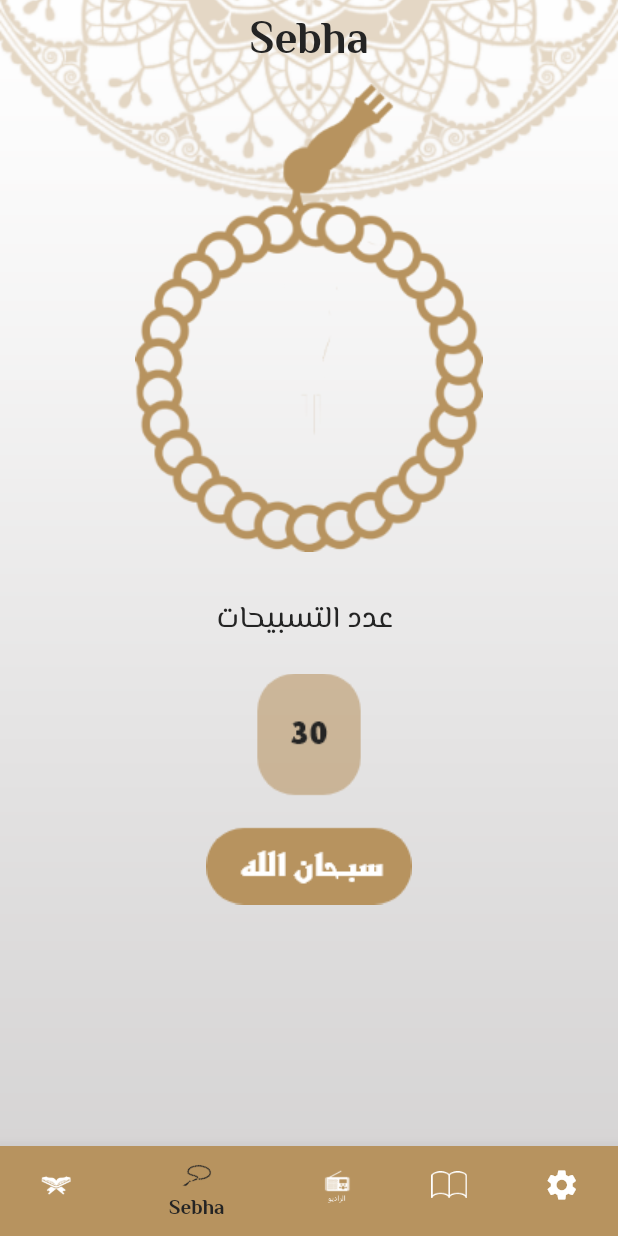
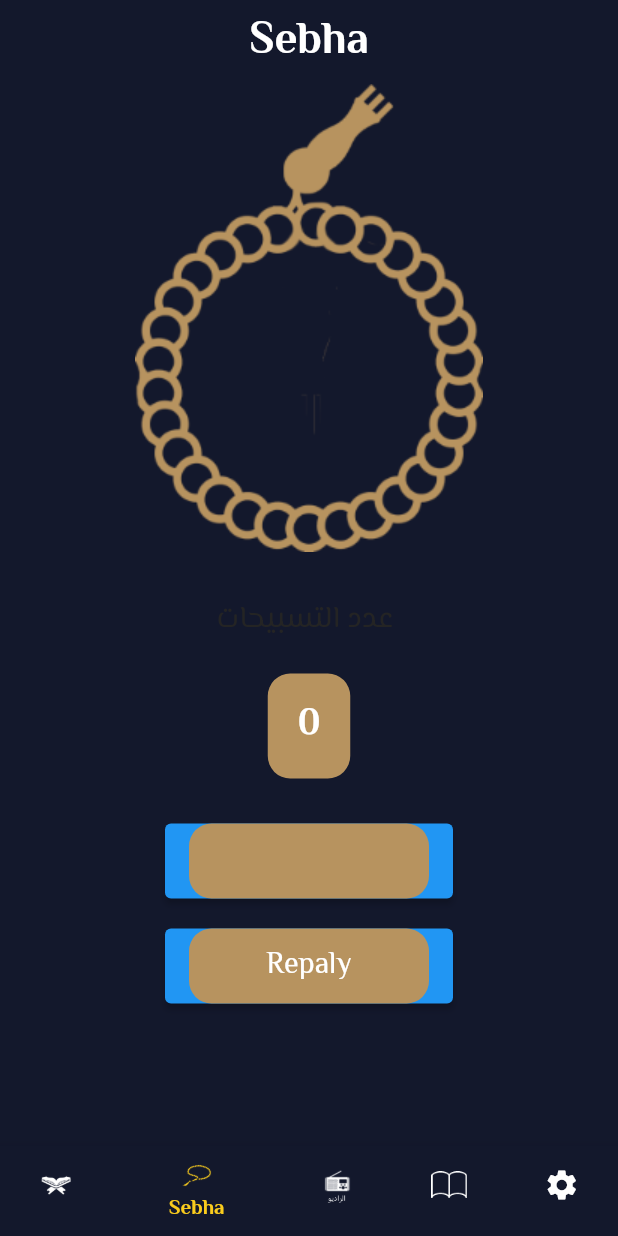
Before and after one commit to osamaromeh10/islamiapp, a Flutter app: the screen it shows after launch, item 2 of the bottom bar chosen, on a phone screen of 412 x 824 dp. Run offline on Flutter 3.47's test engine with Material 2 defaults, Android fonts, the phone set to English and light mode, and no system bars; our stand-ins replace google_fonts.

Commit message:
add dark theme and enable this

```diff
--- a/lib/home.dart
+++ b/lib/home.dart
@@ -5,7 +5,6 @@ import 'package:islami_app/tabs/quarn_tab.dart';
 import 'package:islami_app/tabs/radio_tab.dart';
 import 'package:islami_app/tabs/sebha_tab.dart';
 import 'package:islami_app/tabs/settings_tab.dart';
-
 
 class HomeScreen extends StatefulWidget {
   static const String routeName = " Home Screen";
@@ -17,16 +16,14 @@ class HomeScreen extends StatefulWidget {
 }
 
 class _HomeScreenState extends State<HomeScreen> {
-  List<String>titles=[
+  List<String> titles = [
     "Quarn",
     "Sebha",
     "Radio",
     "Ahadeth",
     "Settings",
-
-
   ];
-  int index=0;
+  int index = 0;
 
   @override
   Widget build(BuildContext context) {
@@ -39,34 +36,48 @@ class _HomeScreenState extends State<HomeScreen> {
       ),
       Scaffold(
         appBar: AppBar(
-          title: Text(titles[index], style: Theme.of(context).textTheme.bodyLarge),
+          title:
+              Text(titles[index], style: Theme.of(context).textTheme.bodyLarge),
         ),
-
         body: tabs[index],
         bottomNavigationBar: BottomNavigationBar(
           currentIndex: index,
           onTap: (value) {
-            index=value;
-            setState(() {
-
-            });
-
+            index = value;
+            setState(() {});
           },
-
           items: [
-            BottomNavigationBarItem(icon:ImageIcon(AssetImage("assets/images/quran.png")) ,label: "Quarn",backgroundColor: MyThemeData.PrimaryColor),
-            BottomNavigationBarItem(icon:ImageIcon(AssetImage("assets/images/sebha.png")),label: "Sebha",backgroundColor: MyThemeData.PrimaryColor),
-            BottomNavigationBarItem(icon:ImageIcon(AssetImage("assets/images/radio.png")),label: "Radio",backgroundColor: MyThemeData.PrimaryColor),
-            BottomNavigationBarItem(icon:ImageIcon(AssetImage("assets/images/ahadeth.png")),label: "Ahadeth",backgroundColor: MyThemeData.PrimaryColor),
-            BottomNavigationBarItem(icon:Icon(Icons.settings),label: "Settings",backgroundColor: MyThemeData.PrimaryColor),
+            BottomNavigationBarItem(
+                icon: ImageIcon(AssetImage("assets/images/quran.png")),
+                label: "Quarn",
+                backgroundColor: MyThemeData.PrimaryColorDark),
+            BottomNavigationBarItem(
+                icon: ImageIcon(AssetImage("assets/images/sebha.png")),
+                label: "Sebha",
+                backgroundColor: MyThemeData.PrimaryColorDark),
+            BottomNavigationBarItem(
+                icon: ImageIcon(AssetImage("assets/images/radio.png")),
+                label: "Radio",
+                backgroundColor: MyThemeData.PrimaryColorDark),
+            BottomNavigationBarItem(
+                icon: ImageIcon(AssetImage("assets/images/ahadeth.png")),
+                label: "Ahadeth",
+                backgroundColor: MyThemeData.PrimaryColorDark),
+            BottomNavigationBarItem(
+                icon: Icon(Icons.settings),
+                label: "Settings",
+                backgroundColor: MyThemeData.PrimaryColorDark),
           ],
         ),
+      ),
+    ]);
+  }
+}
 
-      ),
-
-    ]
-    );
-  }
-
-  }
-  List<Widget>tabs=[QuarnTab(),SebhaTab(),RadioTab(),AhadethTab(),SettingTab(),];
+List<Widget> tabs = [
+  QuarnTab(),
+  SebhaTab(),
+  RadioTab(),
+  AhadethTab(),
+  SettingTab(),
+];
--- a/lib/main.dart
+++ b/lib/main.dart
@@ -2,6 +2,8 @@ import 'package:flutter/material.dart';
 
 import 'package:islami_app/home.dart';
 import 'package:islami_app/my_Theme_Data.dart';
+import 'package:islami_app/tabs/Test%20Provider.dart';
+import 'package:islami_app/tabs/settings_tab.dart';
 import 'package:islami_app/tabs/srua_details.dart';
 
 void main() {
@@ -19,9 +21,11 @@ class MyApp extends StatelessWidget {
       routes: {
         HomeScreen.routeName: (context) =>HomeScreen(),
         SruaDetailsScreen.routeName: (context) => SruaDetailsScreen(),
+       SettingTab.routeName:(context) => SettingTab(),
       },
-      theme: MyThemeData.lightTheme,
+      theme: MyThemeData.darkTheme,
       darkTheme: MyThemeData.darkTheme,
+
     );
   }
 }
--- a/lib/my_Theme_Data.dart
+++ b/lib/my_Theme_Data.dart
@@ -3,7 +3,10 @@ import 'package:google_fonts/google_fonts.dart';
 
 class MyThemeData {
   static Color PrimaryColor=Color(0xffB7935f);
+  static Color PrimaryColorDark=Color(0xff13182c);
   static Color BlackColor=Color(0xff242424);
+  static Color whiteColor=Colors.white;
+  static Color YellowColor=Color(0xfffacc1d);
   static ThemeData lightTheme = ThemeData(
       scaffoldBackgroundColor: Colors.transparent,
       appBarTheme:  AppBarTheme(
@@ -45,5 +48,45 @@ class MyThemeData {
 
 
   );
-  static ThemeData darkTheme = ThemeData();
+  static ThemeData darkTheme = ThemeData(
+      scaffoldBackgroundColor: PrimaryColorDark,
+      appBarTheme:  AppBarTheme(
+        iconTheme: IconThemeData(color: PrimaryColorDark,),
+        color: Colors.transparent,
+        elevation: 0.0,
+        centerTitle: true,
+      ),
+      textTheme: TextTheme(
+        bodySmall: GoogleFonts.elMessiri(
+          color:YellowColor,
+          fontSize: 20,
+          fontWeight: FontWeight.w400,
+        ),
+        bodyMedium: GoogleFonts.elMessiri(
+          color:whiteColor,
+          fontSize: 25,
+          fontWeight: FontWeight.w700,
+        ),
+        bodyLarge: GoogleFonts.elMessiri(
+          color:whiteColor,
+          fontSize: 30,
+          fontWeight: FontWeight.bold,
+        ),
+      ),
+      bottomNavigationBarTheme: BottomNavigationBarThemeData(
+        selectedItemColor: Color(0xfffacc1d),
+        unselectedItemColor: Colors.white,
+        backgroundColor: PrimaryColorDark,
+        type: BottomNavigationBarType.shifting,
+
+
+
+
+      )
+
+
+
+
+
+  );
 }
--- /dev/null
+++ b/lib/tabs/Test Provider.dart
@@ -0,0 +1,14 @@
+import 'package:flutter/material.dart';
+
+class ProviderTest extends StatelessWidget {
+  static const String routeName = " TestProvider";
+
+  @override
+  Widget build(BuildContext context) {
+    return Scaffold(
+      appBar: AppBar(title: Text("Provider", style: TextStyle(fontSize: 20),)),
+
+
+    );
+  }
+}
--- a/lib/tabs/quarn_tab.dart
+++ b/lib/tabs/quarn_tab.dart
@@ -133,17 +133,19 @@ class QuarnTab extends StatelessWidget {
           ),
           Text("Sura Name",
               style: Theme.of(context).textTheme.bodyMedium!.copyWith(
-                    color: MyThemeData.BlackColor,
-                  )),
+                color: MyThemeData.whiteColor
+
+                  )
+          ),
           Divider(
-            color: MyThemeData.PrimaryColor,
+            color: MyThemeData.YellowColor,
             thickness: 2,
           ),
           Expanded(
             child: ListView.separated(
               separatorBuilder: (context, index) => Divider(
                 thickness: 1,
-                color: MyThemeData.PrimaryColor,
+                color: MyThemeData.YellowColor,
                 indent: 40,
                 endIndent: 40,
               ),
--- a/lib/tabs/sebha_tab.dart
+++ b/lib/tabs/sebha_tab.dart
@@ -1,16 +1,22 @@
 import 'package:flutter/material.dart';
 import 'package:islami_app/my_Theme_Data.dart';
 
-class SebhaTab extends StatelessWidget {
-  const SebhaTab({super.key});
+class SebhaTab extends StatefulWidget {
+  @override
+  State<SebhaTab> createState() => _SebhaTabState();
+}
+
+class _SebhaTabState extends State<SebhaTab> {
+  int num=0;
 
 
+String tasabeh=" ";
 
   @override
   Widget build(BuildContext context) {
-    return Center(
+    return
+      Center(
       child: Column(
-
         children:[
           Image.asset("assets/images/head_sebha.png"),
           SizedBox(height:30.0),
@@ -18,11 +24,63 @@ class SebhaTab extends StatelessWidget {
               style: Theme.of(context).textTheme.bodySmall!.copyWith(color:MyThemeData.BlackColor)
           ),
           SizedBox(height: 20.0),
-          Image.asset("assets/images/Group 2.png"),
+
+
+        Container
+          (height: 70,
+            width: 55,
+
+            decoration: BoxDecoration(borderRadius: BorderRadius.circular(15.0),color: MyThemeData.PrimaryColor,),
+            child: Center(child: Text("$num",)
+
+        )
+        ),
+        SizedBox(height: 30.0),
+        ElevatedButton(
+          onPressed: () {
+            num++;
+            setState(() {
+            });
+
+
+
+          },
+          child: Container(
+              height: 50,
+              width: 160,
+              decoration: BoxDecoration(borderRadius: BorderRadius.circular(15.0),color: MyThemeData.PrimaryColor,),
+              child: Center(child: Text(tasabeh,
+                style: Theme.of(context).textTheme.bodySmall!.copyWith(color: Colors.white),
+              )
+          )
+          ),
+        ),
+        SizedBox(height: 20,),
+        ElevatedButton(
+          onPressed: () {
+
+
+
+
+          },
+          child: Container(
+              height: 50,
+              width: 160,
+              decoration: BoxDecoration(borderRadius: BorderRadius.circular(15.0),color: MyThemeData.PrimaryColor,),
+              child: Center(child: Text("Repaly",
+                style: Theme.of(context).textTheme.bodySmall!.copyWith(color: Colors.white),
+              )
+          )
+          ),
+        ),
+
 
 
         ],
       ),
     );
   }
-}
+
+
+
+  }
--- a/lib/tabs/settings_tab.dart
+++ b/lib/tabs/settings_tab.dart
@@ -2,6 +2,7 @@ import 'package:flutter/material.dart';
 
 class SettingTab extends StatelessWidget {
   const SettingTab({super.key});
+  static const String routeName = " setting screen";
 
 
 
@@ -10,7 +11,14 @@ class SettingTab extends StatelessWidget {
   @override
   Widget build(BuildContext context) {
     return Container(
-      color: Colors.indigo,
+    height: double.infinity,
+      width: double.infinity,
+      child: Column(children: [
+        SwitchListTile(value: true, onChanged: (value) {
+
+
+        },)
+      ]),
     );
   }
 }
--- a/lib/tabs/srua_details.dart
+++ b/lib/tabs/srua_details.dart
@@ -24,7 +24,7 @@ class _SruaDetailsScreenState extends State<SruaDetailsScreen> {
       Container(
       decoration: BoxDecoration(
           image: DecorationImage(
-        image: AssetImage("assets/images/background.png"),
+        image: AssetImage("assets/background dark.png"),
         fit: BoxFit.cover,
       )
       ),
@@ -43,12 +43,12 @@ class _SruaDetailsScreenState extends State<SruaDetailsScreen> {
           child: Card(
             shape: RoundedRectangleBorder(
                 borderRadius: BorderRadius.circular(18),
-                side: BorderSide(color: MyThemeData.PrimaryColor)),
+                side: BorderSide(color: MyThemeData.PrimaryColorDark)),
             child: Padding(
               padding: const EdgeInsets.all(8.0),
               child: ListView.separated(
                 separatorBuilder: (context, index) => Divider(
-                    indent: 20, endIndent: 20, color: MyThemeData.PrimaryColor),
+                    indent: 20, endIndent: 20, color: MyThemeData.YellowColor),
                 itemBuilder: (context, index) {
                   return Center(
                       child: Text(
--- a/pubspec.yaml
+++ b/pubspec.yaml
@@ -36,6 +36,7 @@ dependencies:
   # Use with the CupertinoIcons class for iOS style icons.
   cupertino_icons: ^1.0.2
   google_fonts: ^5.1.0
+  provider: ^6.0.5
 
 dev_dependencies:
   flutter_test:
```
Also changed, not shown: pubspec.lock.
